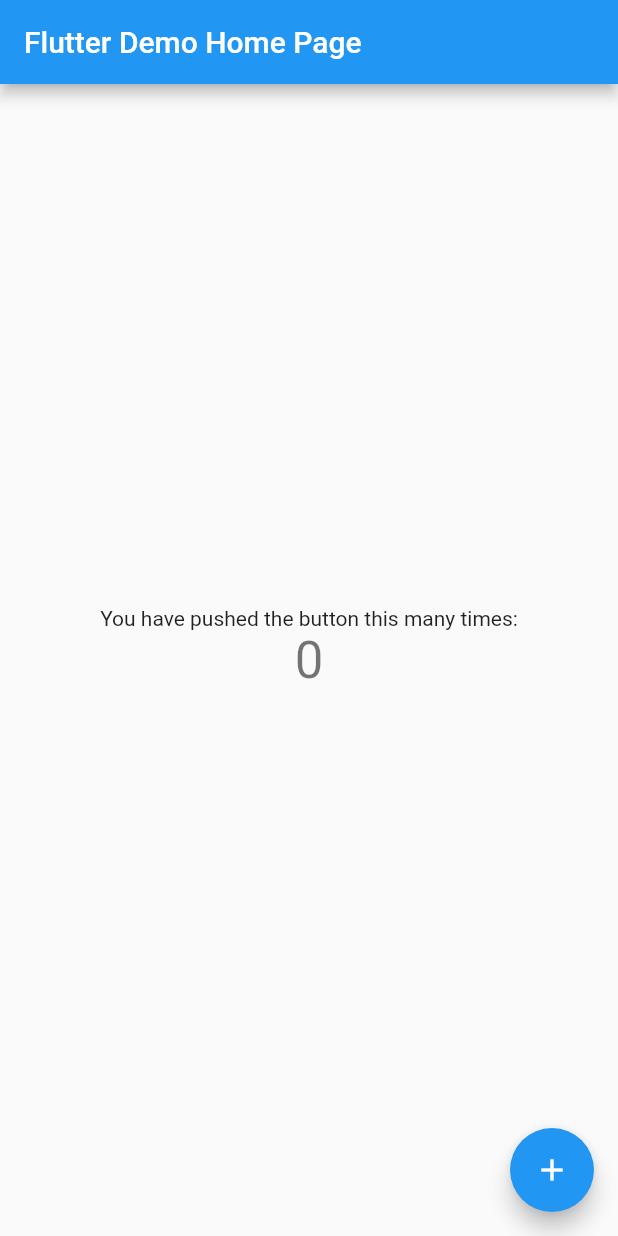
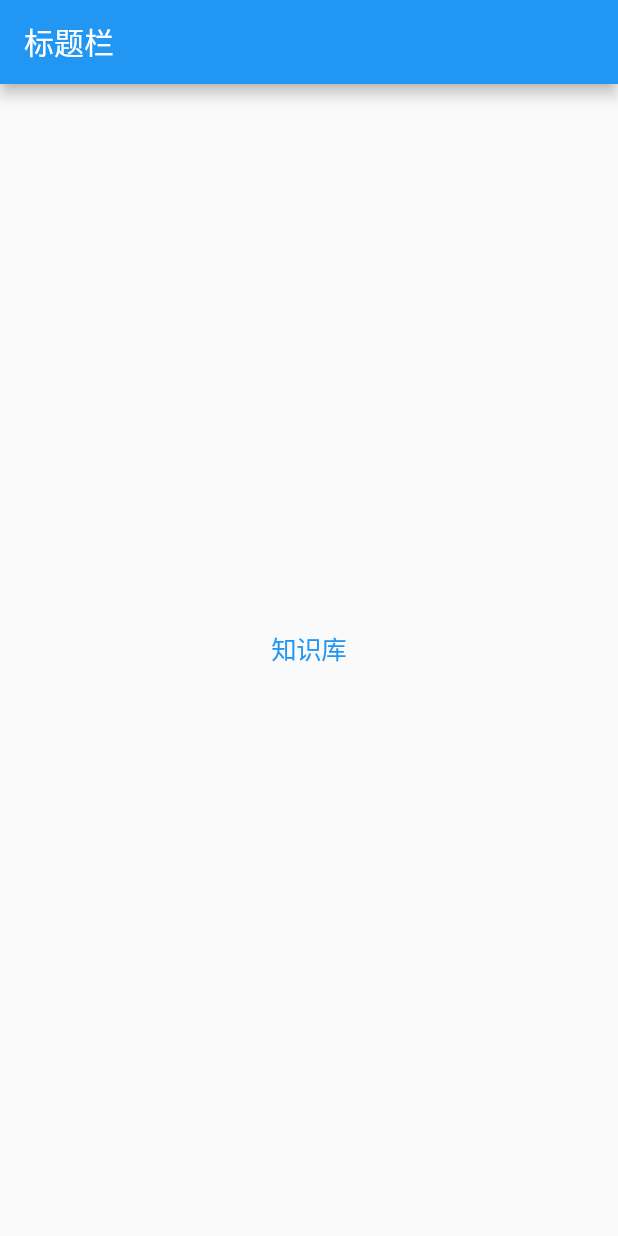
Before and after one commit to ccyongzhi/yuque_mobile, a Flutter app: the screen it shows after launch, on a phone screen of 412 x 824 dp. Run offline on Flutter 3.47's test engine with Material 2 defaults, Android fonts, the phone set to English and light mode, and no system bars; network calls fail.

Commit message:
修改界面，删除无用元素，添加按钮

```diff
--- a/lib/config/config.dart
+++ b/lib/config/config.dart
@@ -3,6 +3,9 @@ class Config {
     return 'YOUR_OWN_AUTH_TOKEN';
   }
   static String get apiPrefix {
-    return 'https://www.yuque.com';
+    return 'https://www.yuque.com/api/v2';
+  }
+  static String get userAgent {
+    return 'yuque_mobile_client';
   }
 }
--- a/lib/main.dart
+++ b/lib/main.dart
@@ -1,4 +1,7 @@
+import 'dart:convert';
+
 import 'package:flutter/material.dart';
+import 'package:flutter/cupertino.dart';
 // import 'dart:io';
 import 'package:http/http.dart' as http;
 import './config/config.dart';
@@ -15,8 +18,6 @@ class MyPageA extends StatelessWidget {
   Widget build(BuildContext context) {
     return Scaffold(
       appBar: AppBar(
-        // Here we take the value from the MyHomePage object that was created by
-        // the App.build method, and use it to set our appbar title.
         title: Text('MyPageA'),
       ),
       body: Center(
@@ -61,22 +62,13 @@ class MyApp extends StatelessWidget {
         // is not restarted.
         primarySwatch: Colors.blue,
       ),
-      home: MyHomePage(title: 'Flutter Demo Home Page'),
+      home: MyHomePage(title: '标题栏'),
     );
   }
 }
 
 class MyHomePage extends StatefulWidget {
   MyHomePage({Key key, this.title}) : super(key: key);
-
-  // This widget is the home page of your application. It is stateful, meaning
-  // that it has a State object (defined below) that contains fields that affect
-  // how it looks.
-
-  // This class is the configuration for the state. It holds the values (in this
-  // case the title) provided by the parent (in this case the App widget) and
-  // used by the build method of the State. Fields in a Widget subclass are
-  // always marked "final".
 
   final String title;
 
@@ -85,28 +77,18 @@ class MyHomePage extends StatefulWidget {
 }
 
 class _MyHomePageState extends State<MyHomePage> {
-  int _counter = 0;
   String _htmlText = '';
 
-  void _incrementCounter() {
-    setState(() {
-      // This call to setState tells the Flutter framework that something has
-      // changed in this State, which causes it to rerun the build method below
-      // so that the display can reflect the updated values. If we changed
-      // _counter without calling setState(), then the build method would not be
-      // called again, and so nothing would appear to happen.
-      _counter++;
-    });
-  }
-
   void _setHtmlText() async {
-    var url = '${Config.apiPrefix}/api/v2/user';
+    var url = '${Config.apiPrefix}/user';
     var headers = {
       'X-Auth-Token': Config.authToken,
+      'User-Agent': Config.userAgent,
     };
     final response = await http.get(url, headers: headers);
+    final userInfo = jsonDecode(response.body);
     setState(() {
-      _htmlText = response.body;
+      _htmlText = userInfo['data'].toString();
     });
   }
 
@@ -151,31 +133,21 @@ class _MyHomePageState extends State<MyHomePage> {
           // horizontal).
           mainAxisAlignment: MainAxisAlignment.center,
           children: <Widget>[
-            Text(
-              'You have pushed the button this many times:',
+            CupertinoButton(
+              child: Text('知识库'),
+              onPressed: () {
+                Navigator.push(
+                  context,
+                  new MaterialPageRoute(
+                    builder: (context) => new MyPageA(),
+                  )
+                );
+              },
             ),
-            GestureDetector(
-                child: Text(
-                  '$_counter',
-                  style: Theme.of(context).textTheme.display1,
-                ),
-                onTap: () {
-                  Navigator.push(
-                      context,
-                      new MaterialPageRoute(
-                          builder: (context) => new MyPageA()));
-                }
-                // onTap: () { Navigator.pushNamed(context, '/a'); }
-                ),
             Text('$_htmlText')
           ],
         ),
       ),
-      floatingActionButton: FloatingActionButton(
-        onPressed: _incrementCounter,
-        tooltip: 'Increment',
-        child: Icon(Icons.add),
-      ), // This trailing comma makes auto-formatting nicer for build methods.
     );
   }
 }
```
